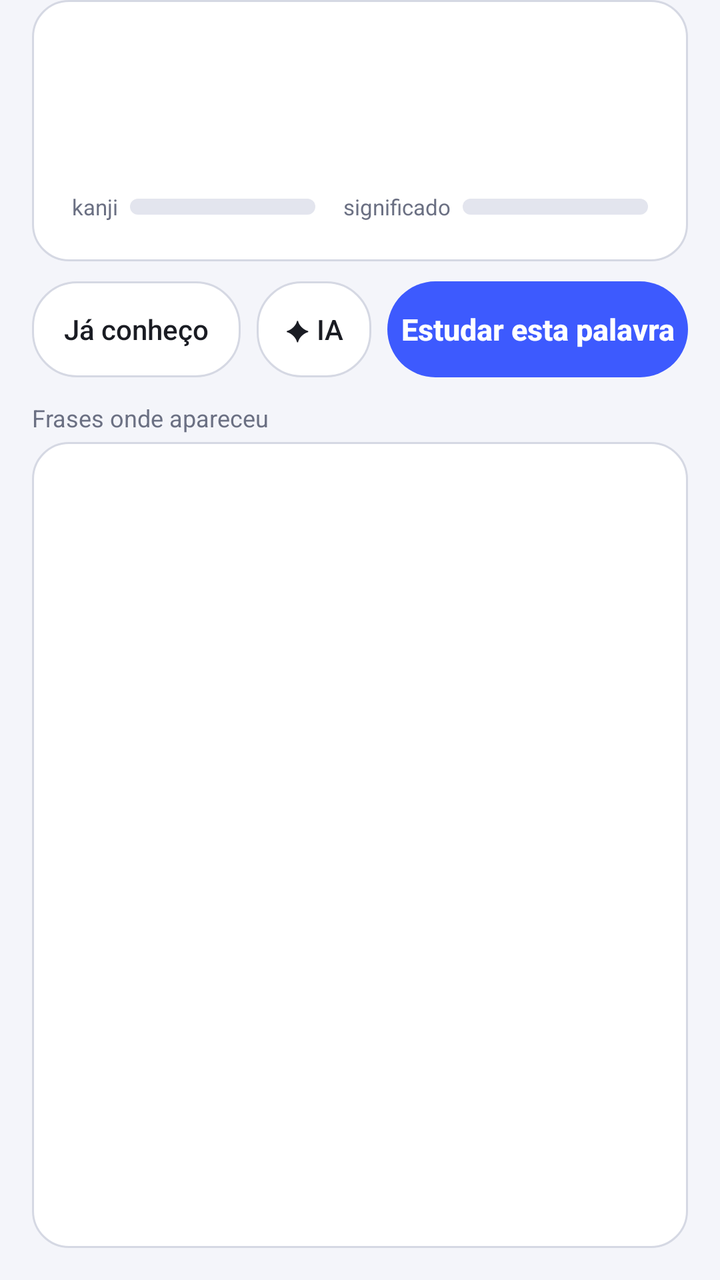
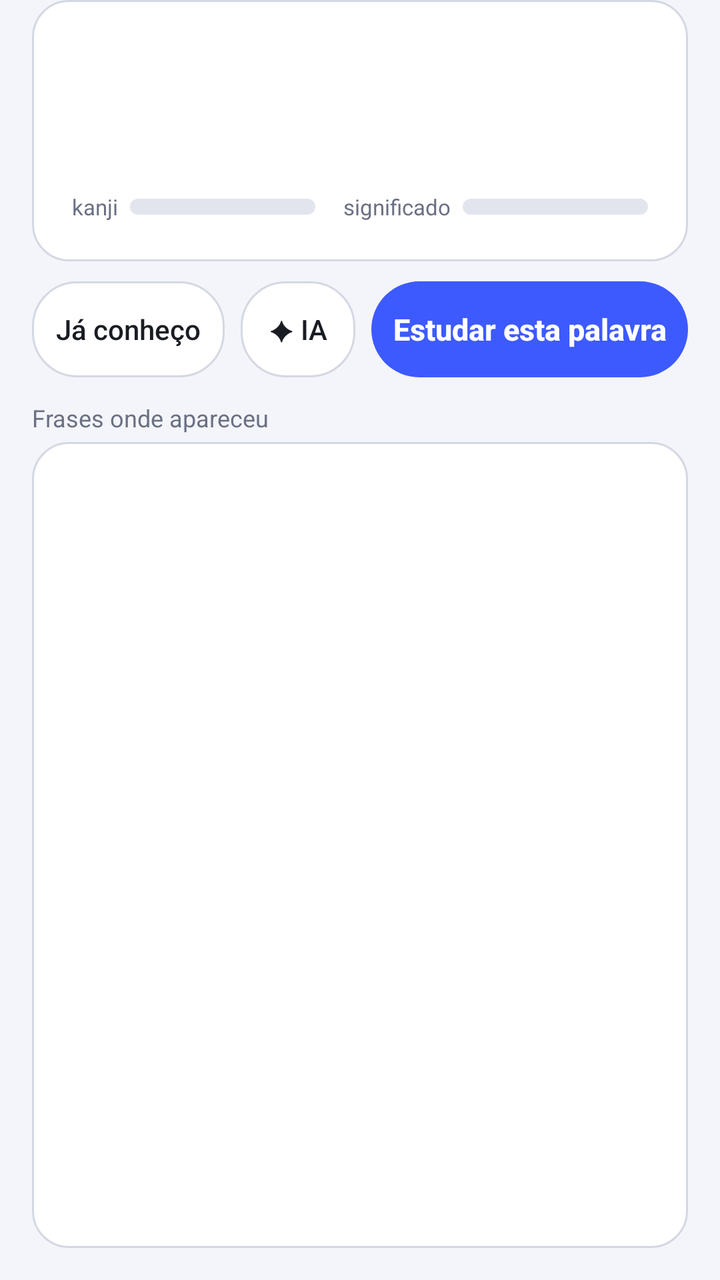

Compare the two renders of this Android layout. The source of the first and the diff that turns it into the second are given below.
<!-- AndroidManifest.xml: application theme Theme.LegendaJP -->
<!-- res/layout/activity_vocab_detail.xml -->
<?xml version="1.0" encoding="utf-8"?>
<LinearLayout xmlns:android="http://schemas.android.com/apk/res/android"
    android:layout_width="match_parent"
    android:layout_height="match_parent"
    android:orientation="vertical"
    android:paddingStart="16dp"
    android:paddingEnd="16dp"
    android:paddingBottom="16dp">

    <LinearLayout
        android:layout_width="match_parent"
        android:layout_height="wrap_content"
        android:orientation="vertical"
        android:background="@drawable/bg_card"
        android:padding="20dp">

        <LinearLayout
            android:layout_width="match_parent"
            android:layout_height="wrap_content"
            android:orientation="horizontal"
            android:gravity="bottom">

            <TextView
                android:id="@+id/base"
                android:layout_width="wrap_content"
                android:layout_height="wrap_content"
                android:textColor="@color/saved_word"
                android:textSize="32sp"
                android:textStyle="bold" />

            <TextView
                android:id="@+id/reading"
                android:layout_width="wrap_content"
                android:layout_height="wrap_content"
                android:layout_marginStart="12dp"
                android:paddingBottom="5dp"
                android:textColor="@color/text_secondary"
                android:textSize="16sp" />
        </LinearLayout>

        <TextView
            android:id="@+id/meta"
            android:layout_width="match_parent"
            android:layout_height="wrap_content"
            android:layout_marginTop="4dp"
            android:textColor="@color/text_secondary"
            android:textSize="14sp" />

        <LinearLayout
            android:layout_width="match_parent"
            android:layout_height="wrap_content"
            android:layout_marginTop="10dp"
            android:orientation="horizontal"
            android:gravity="center_vertical">

            <TextView android:layout_width="wrap_content" android:layout_height="wrap_content" android:text="kanji" android:textColor="@color/text_secondary" android:textSize="11sp" />
            <ProgressBar android:id="@+id/barKanji" style="?android:attr/progressBarStyleHorizontal" android:layout_width="0dp" android:layout_height="8dp" android:layout_weight="1" android:layout_marginStart="6dp" android:layout_marginEnd="14dp" android:max="100" android:progressDrawable="@drawable/level_progress" />
            <TextView android:layout_width="wrap_content" android:layout_height="wrap_content" android:text="significado" android:textColor="@color/text_secondary" android:textSize="11sp" />
            <ProgressBar android:id="@+id/barMeaning" style="?android:attr/progressBarStyleHorizontal" android:layout_width="0dp" android:layout_height="8dp" android:layout_weight="1" android:layout_marginStart="6dp" android:max="100" android:progressDrawable="@drawable/level_progress" />
        </LinearLayout>
    </LinearLayout>

    <LinearLayout
        android:id="@+id/strokeBox"
        android:layout_width="match_parent"
        android:layout_height="wrap_content"
        android:layout_marginTop="10dp"
        android:orientation="vertical"
        android:background="@drawable/bg_card"
        android:padding="12dp"
        android:visibility="gone">

        <TextView
            android:layout_width="match_parent"
            android:layout_height="wrap_content"
            android:text="Como escrever (toque num kanji para repetir)"
            android:textColor="@color/text_secondary"
            android:textSize="12sp" />

        <HorizontalScrollView
            android:layout_width="match_parent"
            android:layout_height="wrap_content"
            android:layout_marginTop="4dp">

            <LinearLayout
                android:id="@+id/strokeRow"
                android:layout_width="wrap_content"
                android:layout_height="wrap_content"
                android:orientation="horizontal" />
        </HorizontalScrollView>

        <TextView
            android:id="@+id/kanjiInfo"
            android:layout_width="match_parent"
            android:layout_height="wrap_content"
            android:layout_marginTop="8dp"
            android:textColor="@color/text"
            android:textSize="14sp"
            android:lineSpacingExtra="3dp"
            android:textIsSelectable="true" />
    </LinearLayout>

    <LinearLayout
        android:layout_width="match_parent"
        android:layout_height="wrap_content"
        android:layout_marginTop="10dp"
        android:orientation="horizontal"
        android:gravity="center_vertical">

        <Button
            android:id="@+id/btnKnown"
            style="@style/Button.Outline"
            android:layout_width="wrap_content"
            android:layout_height="48dp"
            android:layout_marginEnd="8dp"
            android:paddingStart="16dp"
            android:paddingEnd="16dp"
            android:text="Já conheço" />

        <Button
            android:id="@+id/btnAi"
            style="@style/Button.Outline"
            android:layout_width="wrap_content"
            android:layout_height="48dp"
            android:layout_marginEnd="8dp"
            android:paddingStart="14dp"
            android:paddingEnd="14dp"
            android:text="✦ IA" />

        <Button
            android:id="@+id/btnStudyWord"
            style="@style/Button.Primary"
            android:layout_width="0dp"
            android:layout_height="wrap_content"
            android:layout_weight="1"
            android:minHeight="48dp"
            android:textSize="15sp"
            android:text="Estudar esta palavra" />
    </LinearLayout>

    <TextView
        android:layout_width="match_parent"
        android:layout_height="wrap_content"
        android:layout_marginTop="12dp"
        android:layout_marginBottom="4dp"
        android:text="Frases onde apareceu"
        android:textColor="@color/text_secondary"
        android:textSize="12sp" />

    <ListView
        android:id="@+id/occ"
        android:layout_width="match_parent"
        android:layout_height="0dp"
        android:layout_weight="1"
        android:background="@drawable/bg_card"
        android:divider="@color/outline"
        android:dividerHeight="1dp"
        android:paddingTop="4dp"
        android:paddingBottom="4dp"
        android:clipToPadding="false" />
</LinearLayout>
<!-- resources referenced by this layout -->
<resources>
  <color name="outline">#D5D8E3</color>
  <color name="saved_word">#5B4FE8</color>
  <color name="text">#1A1C23</color>
  <color name="text_secondary">#6B7083</color>
  <!-- drawable bg_card (drawable) -->
  <?xml version="1.0" encoding="utf-8"?>
  <shape xmlns:android="http://schemas.android.com/apk/res/android" android:shape="rectangle">
      <solid android:color="@color/card" />
      <stroke android:width="1dp" android:color="@color/outline" />
      <corners android:radius="18dp" />
  </shape>
  <!-- drawable level_progress (drawable) -->
  <?xml version="1.0" encoding="utf-8"?>
  <layer-list xmlns:android="http://schemas.android.com/apk/res/android">
      <item android:id="@android:id/background">
          <shape android:shape="rectangle">
              <solid android:color="@color/level_track" />
              <corners android:radius="4dp" />
          </shape>
      </item>
      <item android:id="@android:id/progress">
          <clip>
              <shape android:shape="rectangle">
                  <solid android:color="@color/accent" />
                  <corners android:radius="4dp" />
              </shape>
          </clip>
      </item>
  </layer-list>
  <style name="Button.Primary" parent="@android:style/Widget.DeviceDefault.Button">
          <item name="android:background">@drawable/bg_button_primary</item>
          <item name="android:textColor">#FFFFFF</item>
          <item name="android:textSize">17sp</item>
          <item name="android:textStyle">bold</item>
          <item name="android:textAllCaps">false</item>
          <item name="android:minHeight">56dp</item>
          <item name="android:stateListAnimator">@null</item>
      </style>
  <color name="card">#FFFFFF</color>
  <color name="level_track">#E3E5EE</color>
  <color name="accent">#3D5AFE</color>
  <!-- drawable bg_button_outline (drawable) -->
  <?xml version="1.0" encoding="utf-8"?>
  <ripple xmlns:android="http://schemas.android.com/apk/res/android" android:color="@color/accent_soft">
      <item>
          <shape android:shape="rectangle">
              <solid android:color="@color/card" />
              <stroke android:width="1dp" android:color="@color/outline" />
              <corners android:radius="22dp" />
          </shape>
      </item>
  </ripple>
  <!-- drawable bg_button_primary (drawable) -->
  <?xml version="1.0" encoding="utf-8"?>
  <ripple xmlns:android="http://schemas.android.com/apk/res/android" android:color="#33FFFFFF">
      <item>
          <shape android:shape="rectangle">
              <solid android:color="@color/accent" />
              <corners android:radius="28dp" />
          </shape>
      </item>
  </ripple>
  <color name="primary">#1E2A5A</color>
  <color name="background">#F4F5FA</color>
  <style name="LegendaJP.ActionBar" parent="@android:style/Widget.DeviceDefault.ActionBar.Solid">
          <item name="android:background">@color/background</item>
          <item name="android:elevation">0dp</item>
          <item name="android:titleTextStyle">@style/LegendaJP.ActionBar.Title</item>
      </style>
  <color name="accent_soft">#2A3D5AFE</color>
  <style name="LegendaJP.ActionBar.Title" parent="@android:style/TextAppearance.DeviceDefault.Widget.ActionBar.Title">
          <item name="android:textColor">@color/text</item>
          <item name="android:textStyle">bold</item>
      </style>
  <!-- unchanged entries left out for length: 2 -->
</resources>

<!-- the commit's change to res/layout/activity_vocab_detail.xml (unified diff, before → after) -->
@@ -113,9 +113,20 @@
             android:layout_width="wrap_content"
             android:layout_height="48dp"
             android:layout_marginEnd="8dp"
-            android:paddingStart="16dp"
-            android:paddingEnd="16dp"
+            android:paddingStart="12dp"
+            android:paddingEnd="12dp"
             android:text="Já conheço" />
+
+        <Button
+            android:id="@+id/btnKnownKanji"
+            style="@style/Button.Outline"
+            android:layout_width="wrap_content"
+            android:layout_height="48dp"
+            android:layout_marginEnd="8dp"
+            android:paddingStart="12dp"
+            android:paddingEnd="12dp"
+            android:text="Sei escrever"
+            android:visibility="gone" />
 
         <Button
             android:id="@+id/btnAi"
